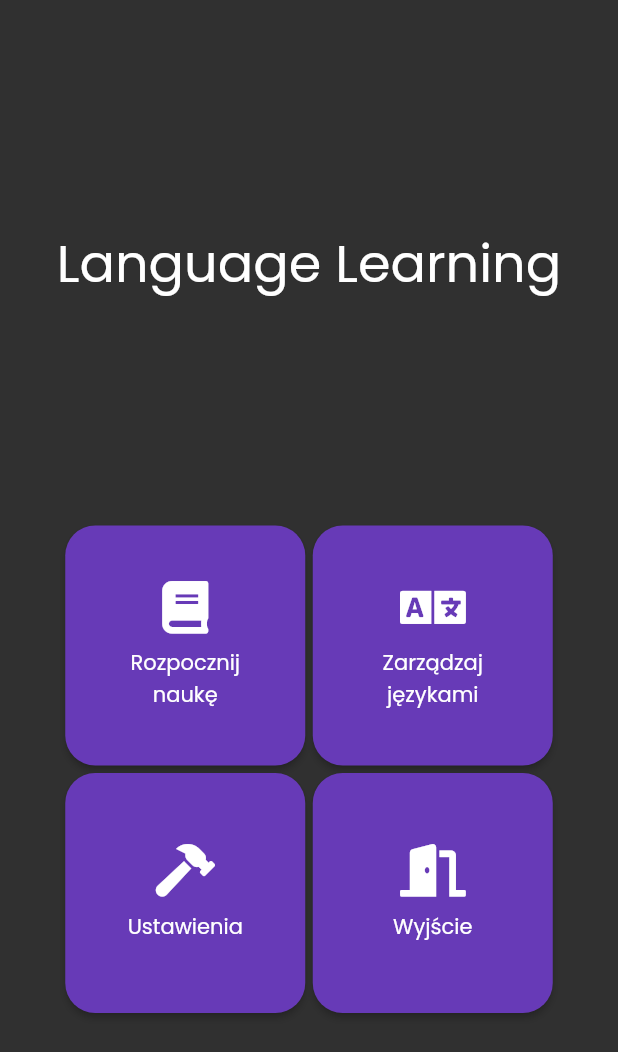
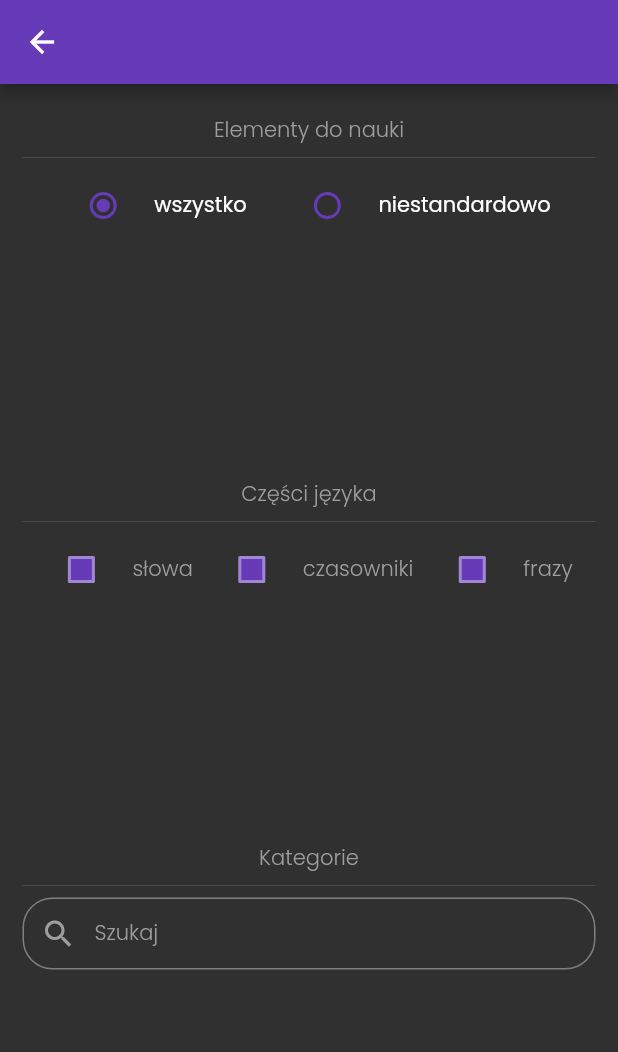
Before and after one commit to tombortniak/LanguageLearning, a Flutter app: the screen it shows after launch, after a tap on "Rozpocznij naukę", on a phone screen of 412 x 824 dp. Shown: the top 1052 px of the screen. Run offline on Flutter 3.47's test engine with Material 2 defaults, Android fonts, the phone set to English and light mode, and no system bars; our stand-ins replace drift, fluttertoast, font_awesome_flutter, google_fonts, tuple; accounts and stored records are empty; generated files the repository leaves out were written again.

Commit message:
add learning options page

```diff
--- /dev/null
+++ b/lib/components/labeled_checkbox.dart
@@ -0,0 +1,45 @@
+import 'package:flutter/material.dart';
+
+class LabeledCheckbox extends StatefulWidget {
+  String label;
+  bool isDisabled;
+  bool isChecked;
+  LabeledCheckbox(
+      {Key? key,
+      required this.isChecked,
+      required this.label,
+      this.isDisabled = false})
+      : super(key: key) {}
+
+  @override
+  State<LabeledCheckbox> createState() => _LabeledCheckboxState();
+}
+
+class _LabeledCheckboxState extends State<LabeledCheckbox> {
+  @override
+  Widget build(BuildContext context) {
+    return Row(
+      children: [
+        Checkbox(
+          value: widget.isChecked,
+          onChanged: widget.isDisabled
+              ? null
+              : (bool? value) {
+                  setState(() {
+                    widget.isChecked = value!;
+                  });
+                },
+        ),
+        SizedBox(
+          width: 10.0,
+        ),
+        Text(
+          widget.label,
+          style: widget.isDisabled
+              ? Theme.of(context).textTheme.bodyText2
+              : Theme.of(context).textTheme.bodyText1,
+        ),
+      ],
+    );
+  }
+}
--- /dev/null
+++ b/lib/components/labeled_radio.dart
@@ -0,0 +1,41 @@
+import 'package:flutter/material.dart';
+import 'package:language_learning/constants.dart';
+
+class LabeledRadio extends StatefulWidget {
+  LearningOption groupValue;
+  String label;
+  Function(LearningOption?)? onChanged;
+  LearningOption value;
+  LabeledRadio(
+      {Key? key,
+      required this.value,
+      required this.groupValue,
+      required this.label,
+      required this.onChanged})
+      : super(key: key);
+
+  @override
+  State<LabeledRadio> createState() => _LabeledRadioState();
+}
+
+class _LabeledRadioState extends State<LabeledRadio> {
+  @override
+  Widget build(BuildContext context) {
+    return Row(
+      children: [
+        Radio<LearningOption>(
+          value: widget.value,
+          groupValue: widget.groupValue,
+          onChanged: widget.onChanged,
+        ),
+        SizedBox(
+          width: 10.0,
+        ),
+        Text(
+          widget.label,
+          style: Theme.of(context).textTheme.bodyText1,
+        ),
+      ],
+    );
+  }
+}
--- a/lib/constants.dart
+++ b/lib/constants.dart
@@ -16,3 +16,5 @@ enum Language { spanish, english }
 enum LanguageElement { word, verb, phrase }
 
 enum PopupAction { edit, delete }
+
+enum LearningOption { all, custom }
--- a/lib/main.dart
+++ b/lib/main.dart
@@ -1,9 +1,11 @@
+import 'package:drift/drift.dart';
 import 'package:flutter/foundation.dart';
 import 'package:flutter/material.dart';
 import 'package:flutter/services.dart';
 import 'package:language_learning/models/language_element_data.dart';
 import 'package:language_learning/pages/home_page.dart';
 import 'package:language_learning/pages/splash_page.dart';
+import 'database/database.dart';
 
 import 'package:provider/provider.dart';
 import 'package:language_learning/database/database.dart';
@@ -15,6 +17,7 @@ void main() {
     final license = await rootBundle.loadString('google_fonts/OFL.txt');
     yield LicenseEntryWithLineBreaks(['google_fonts'], license);
   });
+
   runApp(
     MultiProvider(
       providers: [
@@ -41,7 +44,7 @@ class LanguageLearningApp extends StatelessWidget {
   Widget build(BuildContext context) {
     return MaterialApp(
       title: 'Language Learning',
-      home: const SplashPage(),
+      home: const HomePage(),
       darkTheme: LanguageLearningTheme.dark(),
       themeMode: ThemeMode.dark,
       debugShowCheckedModeBanner: false,
--- a/lib/pages/home_page.dart
+++ b/lib/pages/home_page.dart
@@ -1,6 +1,7 @@
 import 'package:flutter/material.dart';
 
 import 'package:font_awesome_flutter/font_awesome_flutter.dart';
+import 'package:language_learning/pages/learning_options_page.dart';
 import 'language_selection_page.dart';
 
 class HomePage extends StatelessWidget {
@@ -47,7 +48,13 @@ class HomePage extends StatelessWidget {
                     ],
                   ),
                 ),
-                onPressed: () {},
+                onPressed: () {
+                  Navigator.push(
+                      context,
+                      MaterialPageRoute(
+                        builder: (context) => LearningOptionsPage(),
+                      ));
+                },
               ),
               ElevatedButton(
                 child: Container(
--- a/lib/pages/language_management_page.dart
+++ b/lib/pages/language_management_page.dart
@@ -211,7 +211,8 @@ class _LanguageManagementPageState extends State<LanguageManagementPage>
                                   ),
                                 ],
                               ),
-                              ));
+                            ),
+                          );
                         },
                         key: UniqueKey(),
                         child: ElementCard(
--- /dev/null
+++ b/lib/pages/learning_options_page.dart
@@ -0,0 +1,199 @@
+import 'package:flutter/material.dart';
+import 'package:language_learning/components/labeled_checkbox.dart';
+import 'package:language_learning/components/labeled_radio.dart';
+import 'package:language_learning/constants.dart';
+import 'package:language_learning/database/database.dart';
+import 'package:language_learning/models/language_element_data.dart';
+import 'package:provider/provider.dart';
+
+class LearningOptionsPage extends StatefulWidget {
+  const LearningOptionsPage({Key? key}) : super(key: key);
+
+  @override
+  State<LearningOptionsPage> createState() => _LearningOptionsPageState();
+}
+
+class _LearningOptionsPageState extends State<LearningOptionsPage> {
+  LearningOption _learningOption = LearningOption.all;
+  bool wordOptionValue = false;
+  bool verbOptionValue = false;
+  bool phraseOptionValue = false;
+  List<bool> categoriesSelectedValues = [];
+  List<FilterChip> categoryChips = [];
+  TextEditingController searchTextController = TextEditingController();
+
+  void buildCategoryChips([String query = '']) {
+    List<Category> categories = [];
+    if (query.isNotEmpty) {
+      categories = context.read<LanguageElementData>().filterCategories(query);
+    } else {
+      categories = context.read<LanguageElementData>().getCategories();
+    }
+    categoriesSelectedValues =
+        List.generate(categories.length, (index) => false);
+    categoryChips = List.generate(
+      categories.length,
+      (index) => FilterChip(
+        label: Text(categories[index].name),
+        onSelected: (value) {
+          categoriesSelectedValues[index] = value;
+        },
+      ),
+    );
+  }
+
+  @override
+  void initState() {
+    super.initState();
+    buildCategoryChips();
+  }
+
+  @override
+  Widget build(BuildContext context) {
+    return Scaffold(
+      appBar: AppBar(),
+      body: Container(
+        margin: EdgeInsets.symmetric(horizontal: 15.0, vertical: 20.0),
+        child: Column(
+          children: [
+            Expanded(
+              child: Column(
+                  crossAxisAlignment: CrossAxisAlignment.stretch,
+                  children: [
+                    Text(
+                      'Elementy do nauki',
+                      textAlign: TextAlign.center,
+                    ),
+                    Container(
+                      child: Divider(),
+                    ),
+                    Row(
+                      mainAxisAlignment: MainAxisAlignment.spaceEvenly,
+                      children: [
+                        LabeledRadio(
+                          value: LearningOption.all,
+                          groupValue: _learningOption,
+                          label: 'wszystko',
+                          onChanged: (LearningOption? value) {
+                            setState(() {
+                              _learningOption = value!;
+                            });
+                          },
+                        ),
+                        LabeledRadio(
+                          value: LearningOption.custom,
+                          groupValue: _learningOption,
+                          label: 'niestandardowo',
+                          onChanged: (LearningOption? value) {
+                            setState(() {
+                              _learningOption = value!;
+                            });
+                          },
+                        )
+                      ],
+                    ),
+                  ]),
+            ),
+            Expanded(
+              child: Column(
+                crossAxisAlignment: CrossAxisAlignment.stretch,
+                children: [
+                  Text(
+                    'Części języka',
+                    textAlign: TextAlign.center,
+                  ),
+                  Container(
+                    child: Divider(),
+                  ),
+                  Row(
+                    mainAxisAlignment: MainAxisAlignment.spaceEvenly,
+                    children: [
+                      LabeledCheckbox(
+                        isDisabled: _learningOption == LearningOption.custom
+                            ? false
+                            : true,
+                        label: 'słowa',
+                        isChecked: wordOptionValue,
+                      ),
+                      LabeledCheckbox(
+                        isDisabled: _learningOption == LearningOption.custom
+                            ? false
+                            : true,
+                        label: 'czasowniki',
+                        isChecked: verbOptionValue,
+                      ),
+                      LabeledCheckbox(
+                        isDisabled: _learningOption == LearningOption.custom
+                            ? false
+                            : true,
+                        label: 'frazy',
+                        isChecked: phraseOptionValue,
+                      ),
+                    ],
+                  )
+                ],
+              ),
+            ),
+            Expanded(
+              child: Column(
+                crossAxisAlignment: CrossAxisAlignment.stretch,
+                children: [
+                  Text(
+                    'Kategorie',
+                    textAlign: TextAlign.center,
+                  ),
+                  Container(
+                    child: Divider(),
+                  ),
+                  TextField(
+                    decoration: InputDecoration(
+                      contentPadding: EdgeInsets.all(0.0),
+                      focusedBorder: OutlineInputBorder(
+                          borderSide:
+                              const BorderSide(color: Colors.deepPurple),
+                          borderRadius: BorderRadius.circular(20.0)),
+                      hintText: 'Szukaj',
+                      hintStyle: Theme.of(context)
+                          .textTheme
+                          .bodyText2
+                          ?.copyWith(color: Colors.grey, fontSize: 14.0),
+                      prefixIcon: const Icon(
+                        Icons.search,
+                        color: Colors.grey,
+                      ),
+                      border: const OutlineInputBorder(
+                        borderRadius: BorderRadius.all(
+                          Radius.circular(20.0),
+                        ),
+                      ),
+                    ),
+                    onChanged: (value) {
+                      setState(() {
+                        // viewCategories = context
+                        //     .read<LanguageElementData>()
+                        //     .filterCategories(value);
+                        buildCategoryChips(value);
+                      });
+                    },
+                    onEditingComplete: () {},
+                    controller: searchTextController,
+                  ),
+                  Expanded(
+                    child: SingleChildScrollView(
+                      scrollDirection: Axis.vertical,
+                      child: Wrap(
+                        spacing: 10.0,
+                        direction: Axis.horizontal,
+                        children: categoryChips,
+                      ),
+                    ),
+                  )
+                ],
+              ),
+            )
+          ],
+        ),
+      ),
+    );
+  }
+}
--- a/lib/theme.dart
+++ b/lib/theme.dart
@@ -80,6 +80,14 @@ class LanguageLearningTheme {
       popupMenuTheme: PopupMenuThemeData(
         textStyle: darkTextTheme.bodyText1,
       ),
+      checkboxTheme: CheckboxThemeData(
+        fillColor:
+            MaterialStateProperty.resolveWith((states) => Colors.deepPurple),
+      ),
+      radioTheme: RadioThemeData(
+        fillColor:
+            MaterialStateProperty.resolveWith((states) => Colors.deepPurple),
+      ),
       floatingActionButtonTheme: const FloatingActionButtonThemeData(
           backgroundColor: Colors.deepPurple, focusColor: Colors.grey),
     );
```
Also changed, not shown: lib/components/element_form.dart (+27 -27 lines), lib/database/database.dart (+29 -4 lines), lib/models/language_element_data.dart (+19 -40 lines), lib/pages/splash_page.dart (+5 -2 lines), lib/database/database.g.dart. Lines whose indentation alone changed are shown as unchanged.
